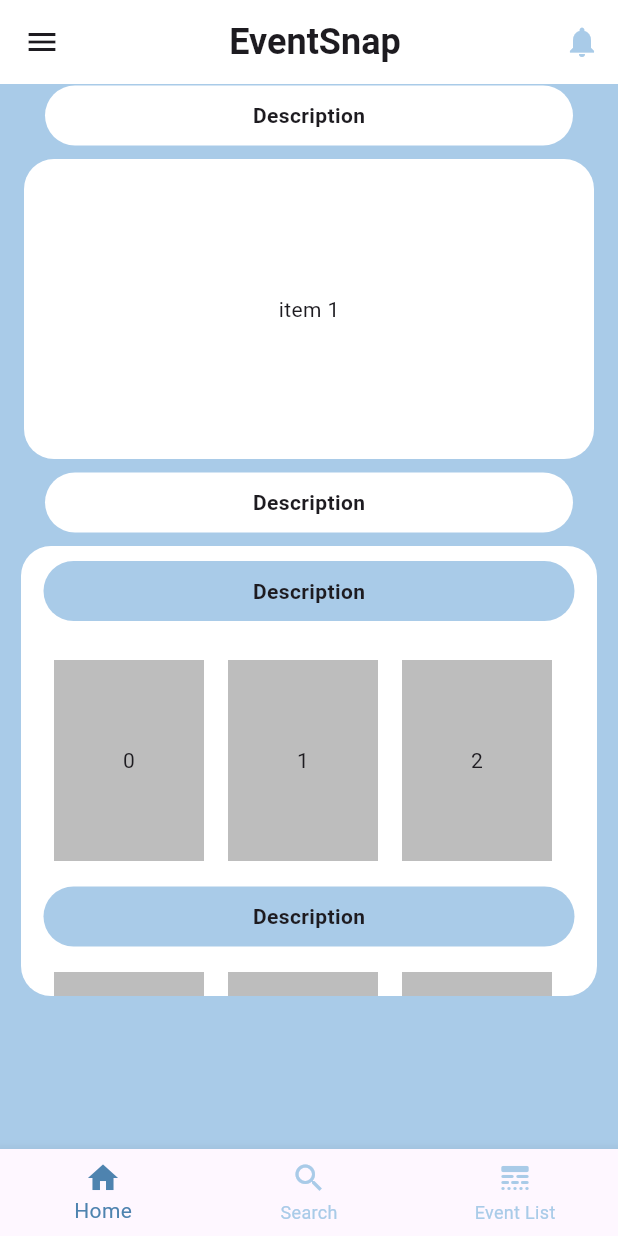
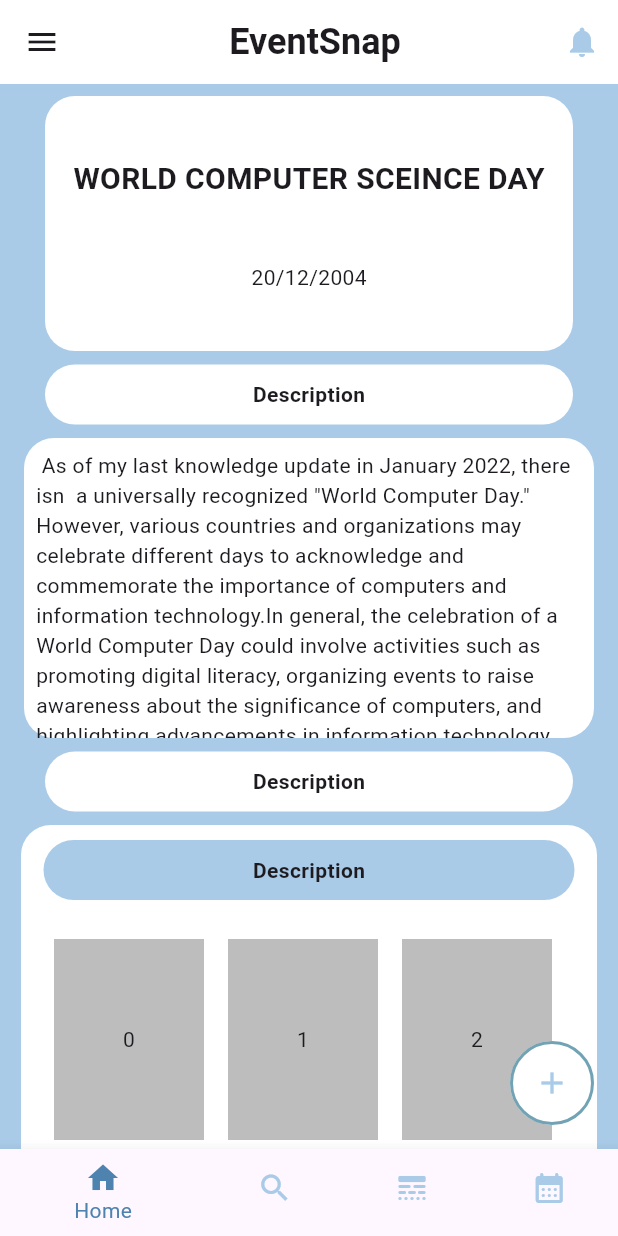
Before and after one commit to muhammedzuhairmk/FYProject, a Flutter app: the screen it shows after launch, on a phone screen of 412 x 824 dp. Run offline on Flutter 3.47's test engine with Material 3 defaults, Android fonts, the phone set to English and light mode, and no system bars.

Commit message:
eventlist

```diff
--- /dev/null
+++ b/lib/presentation/calender_page/ScreenCalender.dart
@@ -0,0 +1,12 @@
+import 'package:flutter/material.dart';
+
+class ScreenCalender extends StatelessWidget {
+  const ScreenCalender({super.key});
+
+  @override
+  Widget build(BuildContext context) {
+    return const Scaffold(
+      body: Text('calender'),
+    );
+  }
+}
--- a/lib/presentation/home_page/screen_home.dart
+++ b/lib/presentation/home_page/screen_home.dart
@@ -1,3 +1,4 @@
+
 import 'package:flutter/material.dart';
 import 'package:front_end/core/constant/colors.dart';
 import 'package:front_end/presentation/home_page/widgets/main_container.dart';
@@ -197,9 +198,25 @@ class _AnimatedAppBarState extends State<ScreenMain> {
             ],
           ),
         ),
+
+        floatingActionButton: FloatingActionButton(
+          onPressed: () {
+
+          },
+
+          backgroundColor:Colors.white,
+          foregroundColor: backGroundColor,
+          elevation: 0,
+          shape:const CircleBorder(
+            side: BorderSide(color: Color.fromARGB(255, 114, 163, 181),width: 2.0,)
+           ),
+
+          child:const  Icon(Icons.add),
+        ),
         //appBar: AppBarWidget(),
-        body: Center(
+        body:  Center(
           child: MainContainer(),
-        ));
+        ),
+        );
   }
 }
--- a/lib/presentation/home_page/widgets/main_container.dart
+++ b/lib/presentation/home_page/widgets/main_container.dart
@@ -11,10 +11,49 @@ class MainContainer extends StatelessWidget {
     return ListView(
       children: [
         Container(
+          height: 170,
+          margin: const EdgeInsets.symmetric(horizontal: 30, vertical: 8),
+          alignment: Alignment.center,
+          decoration: BoxDecoration(
+            borderRadius: BorderRadius.circular(20),
+            boxShadow: const [
+              BoxShadow(
+                color: Colors.white,
+              ),
+            ],
+          ),
+          child:  Column(
+            children: [
+
+               Center(
+                 child: Container(
+                  padding: EdgeInsets.symmetric(horizontal: 5,vertical: 1),
+                  margin: EdgeInsets.symmetric(vertical: 40),
+                   child: const Text(
+                    'WORLD COMPUTER SCEINCE DAY',
+                    style: TextStyle(
+                      fontSize: 20,
+                      fontWeight: FontWeight.bold,
 
                     ),
+                                 ),
+
+                 ),
+               ),
+               Container(
+                 child: const Text(
+                  '20/12/2004',
+                  style: TextStyle(
+                    fontSize: 14,
 
 
+                  ),
+                               ),
+
+               ),
+            ],
+          ),
+        ),
         Container(
           height: 40,
           margin: const EdgeInsets.symmetric(horizontal: 30, vertical: 1),
@@ -32,8 +71,6 @@ class MainContainer extends StatelessWidget {
             style: TextStyle(fontWeight: FontWeight.bold),
           ),
         ),
-
-
         Container(
           height: 200,
           margin: const EdgeInsets.symmetric(horizontal: 16, vertical: 8),
@@ -46,10 +83,14 @@ class MainContainer extends StatelessWidget {
               ),
             ],
           ),
-          child: const Text('item 1'),
+          child: ListView(
+            children: [
+                Container(
+                margin: EdgeInsets.all(8),
+                child: const Text(' As of my last knowledge update in January 2022, there isn  a universally recognized "World Computer Day." However, various countries and organizations may celebrate different days to acknowledge and commemorate the importance of computers and information technology.In general, the celebration of a World Computer Day could involve activities such as promoting digital literacy, organizing events to raise awareness about the significance of computers, and highlighting advancements in information technology that have contributed to societal progress.If there has been a recent global initiative or development related to World Computer Day since my last update, I recommend checking the latest sources for accurate and up-to-date information. Additionally, different countries or organizations may have their own observances or events dedicated to recognizing the role of computers in our lives.')),
+              ],
           ),
-
-
+        ),
         Container(
           height: 40,
           margin: const EdgeInsets.symmetric(horizontal: 30, vertical: 1),
@@ -67,8 +108,6 @@ class MainContainer extends StatelessWidget {
             style: TextStyle(fontWeight: FontWeight.bold),
           ),
         ),
-
-
         Container(
             height: 300,
             margin: const EdgeInsets.symmetric(horizontal: 14, vertical: 8),
@@ -81,12 +120,12 @@ class MainContainer extends StatelessWidget {
                 ),
               ],
             ),
-
             child: ListView(
               children: [
                 Container(
                   height: 40,
-          margin: const EdgeInsets.symmetric(horizontal:15, vertical:10),
+                  margin:
+                      const EdgeInsets.symmetric(horizontal: 15, vertical: 10),
                   alignment: Alignment.center,
                   decoration: BoxDecoration(
                     borderRadius: BorderRadius.circular(20),
@@ -101,10 +140,10 @@ class MainContainer extends StatelessWidget {
                     style: TextStyle(fontWeight: FontWeight.bold),
                   ),
                 ),
-
                 Container(
-              margin: const EdgeInsets.symmetric(horizontal: 14, vertical: 8),
-            height:150,
+                  margin:
+                      const EdgeInsets.symmetric(horizontal: 14, vertical: 8),
+                  height: 150,
                   child: ListView.builder(
                     scrollDirection: Axis.horizontal,
                     itemCount: 32,
@@ -115,15 +154,14 @@ class MainContainer extends StatelessWidget {
                         color: Colors.black26,
                         width: 100,
                         child: Text('${index}'),
-
                       );
                     },
                   ),
                 ),
-
                 Container(
                   height: 40,
-          margin: const EdgeInsets.symmetric(horizontal: 15, vertical: 1),
+                  margin:
+                      const EdgeInsets.symmetric(horizontal: 15, vertical: 1),
                   alignment: Alignment.center,
                   decoration: BoxDecoration(
                     borderRadius: BorderRadius.circular(20),
@@ -138,9 +176,9 @@ class MainContainer extends StatelessWidget {
                     style: TextStyle(fontWeight: FontWeight.bold),
                   ),
                 ),
-
                 Container(
-              margin: const EdgeInsets.symmetric(horizontal: 14, vertical: 8),
+                  margin:
+                      const EdgeInsets.symmetric(horizontal: 14, vertical: 8),
                   height: 150,
                   child: ListView.builder(
                     scrollDirection: Axis.horizontal,
@@ -152,14 +190,12 @@ class MainContainer extends StatelessWidget {
                         color: Colors.black26,
                         width: 100,
                         child: Text('${index}'),
-
                       );
                     },
                   ),
                 ),
               ],
-          )
-        ),
+            )),
       ],
     );
   }
--- a/lib/presentation/main_page/widgets/navi_bar.dart
+++ b/lib/presentation/main_page/widgets/navi_bar.dart
@@ -22,6 +22,7 @@ class BottomNavigationBarWidget extends StatelessWidget {
       BottomNavigationBarItem(icon: Icon(Icons.home),label: 'Home'),
             BottomNavigationBarItem(icon: Icon(Icons.search),label: 'Search'),
                   BottomNavigationBarItem(icon: Icon(Icons.line_style_rounded),label: 'Event List'),
+                        BottomNavigationBarItem(icon: Icon(Icons.calendar_month_rounded),label: 'Calender')
     ]
     );
     },
--- a/pubspec.yaml
+++ b/pubspec.yaml
@@ -41,6 +41,7 @@ dependencies:
   # The following adds the Cupertino Icons font to your application.
   # Use with the CupertinoIcons class for iOS style icons.
   cupertino_icons: ^1.0.2
+
 
 dev_dependencies:
   flutter_test:
```
Also changed, not shown: lib/presentation/home_page/widgets/theme.dart (deleted, +0 -22 lines), lib/presentation/home_page/widgets/event_container.dart (added), 1 other file. Lines whose indentation alone changed are shown as unchanged.
